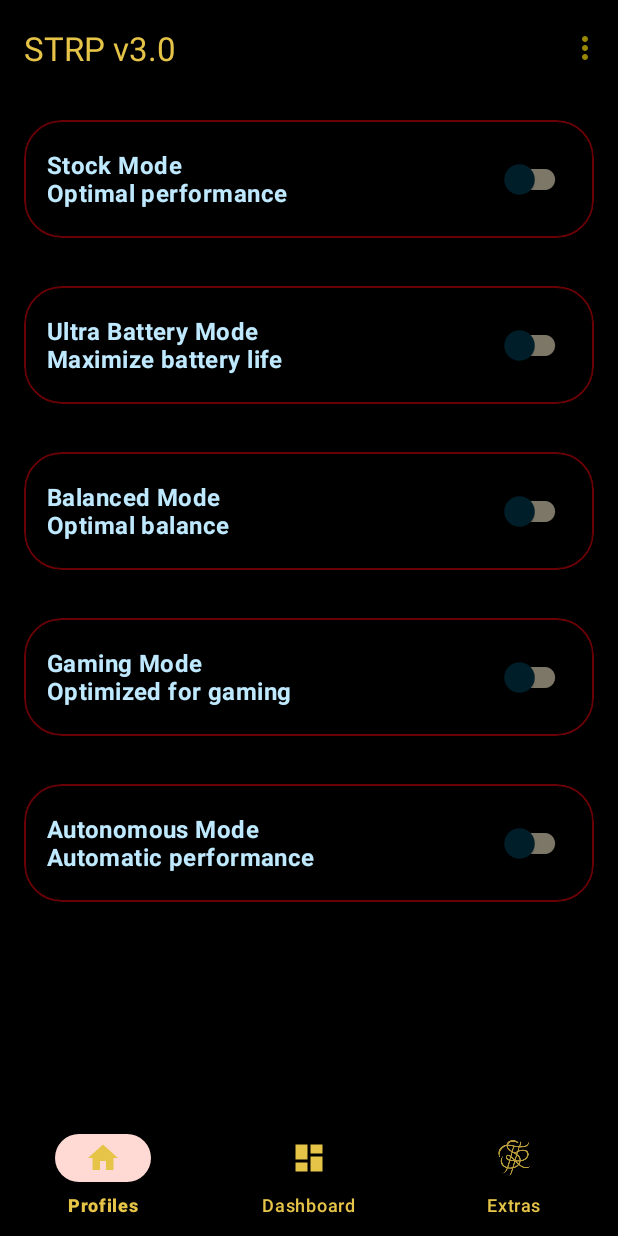
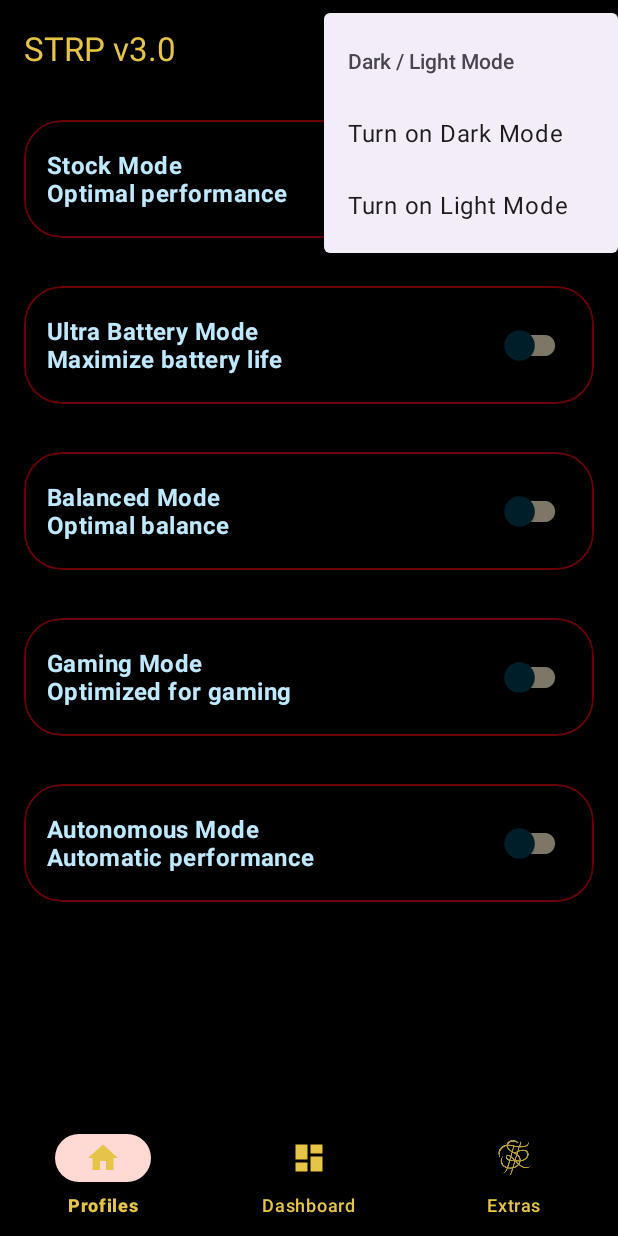
Before and after one commit to CRANKV2/STRP-Profile-App, an Android app: the MainActivity screen opened directly, with no data from a screen before it, in the options menu, after a tap on "Dark / Light Mode", on a phone screen of 412 x 824 dp. Run offline under Robolectric (Android 15) with nearby library versions, the phone set to English and light mode, and no system bars; our stand-ins replace navigation-ui.

Commit message:
Added logic to handle Dark / Light mode.

```diff
--- a/app/src/main/java/com/strp/strp_test/MainActivity.java
+++ b/app/src/main/java/com/strp/strp_test/MainActivity.java
@@ -5,6 +5,7 @@ import android.content.SharedPreferences;
 import android.content.pm.PackageManager;
 import android.net.Uri;
 import android.os.Bundle;
+import android.preference.PreferenceManager;
 import android.util.Log;
 import android.view.Menu;
 import android.view.MenuItem;
@@ -12,6 +13,7 @@ import android.view.View;
 import android.widget.Toast;
 
 import androidx.appcompat.app.AppCompatActivity;
+import androidx.appcompat.app.AppCompatDelegate;
 import androidx.core.app.ActivityCompat;
 import androidx.core.content.ContextCompat;
 import androidx.navigation.NavController;
@@ -37,6 +39,17 @@ public class MainActivity extends AppCompatActivity {
 
     @Override
     protected void onCreate(Bundle savedInstanceState) {
+        // Get the user's theme preference
+        SharedPreferences sharedPref = PreferenceManager.getDefaultSharedPreferences(this);
+        boolean useDarkTheme = sharedPref.getBoolean("use_dark_theme", false);
+
+        // Set the theme based on the user's preference
+        if (useDarkTheme) {
+            AppCompatDelegate.setDefaultNightMode(AppCompatDelegate.MODE_NIGHT_YES);
+        } else {
+            AppCompatDelegate.setDefaultNightMode(AppCompatDelegate.MODE_NIGHT_NO);
+        }
+
         super.onCreate(savedInstanceState);
 
         binding = ActivityMainBinding.inflate(getLayoutInflater());
@@ -146,15 +159,32 @@ public class MainActivity extends AppCompatActivity {
 
     @Override
     public boolean onOptionsItemSelected(MenuItem item) {
-        int id = item.getItemId();
+        SharedPreferences sharedPref = getSharedPreferences("MyPrefs", MODE_PRIVATE);
+        SharedPreferences.Editor editor = sharedPref.edit();
 
-        if (id == R.id.action_settings) {
+        int itemId = item.getItemId();
+
+        if (itemId == R.id.action_settings) {
             openImagePicker();
             return true;
+        } else if (itemId == R.id.action_DarkLight) {
+            // Handle the submenu items
+            return true;
+        } else if (itemId == R.id.action_Dark) {
+            // Set the dark theme
+            editor.putBoolean("use_dark_theme", true);
+        } else if (itemId == R.id.action_Light) {
+            // Set the light theme
+            editor.putBoolean("use_dark_theme", false);
+        } else {
+            return super.onOptionsItemSelected(item);
         }
 
-        return super.onOptionsItemSelected(item);
+        editor.apply();
+        recreate();
+        return true;
     }
+
 
     private void openImagePicker() {
         Intent intent = new Intent(Intent.ACTION_GET_CONTENT);
--- a/app/src/main/res/menu/menu_main.xml
+++ b/app/src/main/res/menu/menu_main.xml
@@ -9,6 +9,17 @@
     <item
         android:id="@+id/action_DarkLight"
         android:title="@string/dark_light_action_bar_setting_text"
-        app:showAsAction="never" />
+        app:showAsAction="never">
+        <menu>
+            <item
+                android:id="@+id/action_Dark"
+                android:title="@string/dark_mode"
+                app:showAsAction="never" />
+            <item
+                android:id="@+id/action_Light"
+                android:title="@string/light_mode"
+                app:showAsAction="never" />
+        </menu>
+    </item>
 
 </menu>
--- a/app/src/main/res/values/strings.xml
+++ b/app/src/main/res/values/strings.xml
@@ -28,4 +28,6 @@
     <string name="dialog_storage_access_text">Without storage access, the app cannot function properly. Please grant the necessary permission. \n\nDon\'t worry, we won\'t bite 😁\n\nActually, the access is just needed to change the in-app background.</string>
     <string name="change_background">Change Background</string>
     <string name="dark_light_action_bar_setting_text">Dark / Light Mode</string>
+    <string name="dark_mode">Turn on Dark Mode</string>
+    <string name="light_mode">Turn on Light Mode</string>
 </resources>
```
